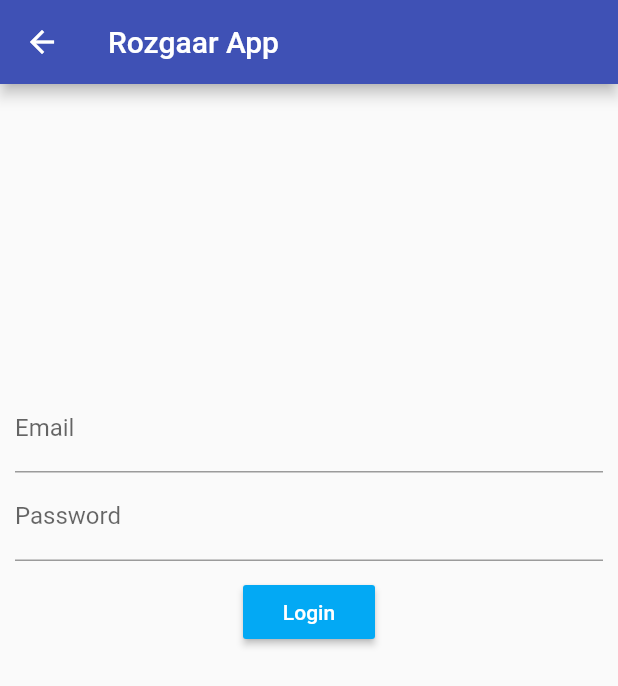
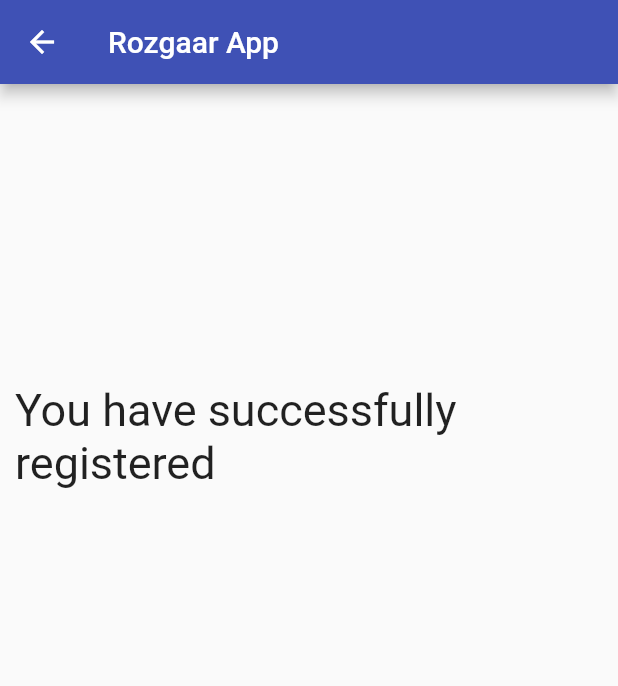
Before and after one commit to tanmay-sinha/open-innovation-rozgaar, a Flutter app: the LabourLogin screen opened directly, on a phone screen of 412 x 824 dp. Shown: the top 686 px of the screen. Run offline on Flutter 3.47's test engine with Material 2 defaults, Android fonts, the phone set to English and light mode, and no system bars; our stand-ins replace location.

Commit message:
Route changes and Modified screens

```diff
--- a/rozgaar/lib/Contractor/resultDisplay.dart
+++ b/rozgaar/lib/Contractor/resultDisplay.dart
@@ -1,6 +1,4 @@
 import 'package:flutter/material.dart';
-import 'package:http/http.dart';
-import 'dart:convert';
 
 class ResultDisplay extends StatefulWidget {
   var response;
--- a/rozgaar/lib/Labour/labour.dart
+++ b/rozgaar/lib/Labour/labour.dart
@@ -1,6 +1,5 @@
 import 'package:flutter/material.dart';
 import 'package:rozgaar/Labour/labour_register.dart';
-import 'package:rozgaar/Labour/labour_login.dart';
 
 class Labour extends StatelessWidget {
   @override
--- a/rozgaar/lib/Labour/labour_login.dart
+++ b/rozgaar/lib/Labour/labour_login.dart
@@ -1,6 +1,4 @@
-import 'dart:convert';
 import 'package:flutter/material.dart';
-import 'package:http/http.dart';
 
 class LabourLogin extends StatefulWidget {
   @override
@@ -12,8 +10,6 @@
 
   final formKey = GlobalKey<FormState>();
 
-  String _email, _password;
-
   @override
   Widget build(BuildContext context) {
     return Scaffold(
@@ -24,72 +20,12 @@
       body: Container(
 
         padding: EdgeInsets.fromLTRB(10.0, 200.0, 10.0, 50.0),
-        child: Form(
-          key: formKey,
-          child: Column(
-            children: <Widget>[
-              TextFormField(
-                decoration: InputDecoration(
-                  hintText: 'Enter your email containing @',
-                  labelText: 'Email',
-                ),
-                validator: (val){
-                  return val.contains('@') ? null : 'Email must contain @';
-                },
-                onSaved: (val){
-                  _email = val;
-                },
-              ),
-              TextFormField(
-                decoration: InputDecoration(
-                  labelText: 'Password',
-                  hintText: 'Enter your password more than 6 characters',
-                ),
-                validator: (val){
-                  return val.length >= 6 ? null : 'Password must contain more than 6 characters';
-                },
-                obscureText: true,
-                onSaved: (val){
-                  _password = val;
-                },
-              ),
-              SizedBox(
-                height: 10.0,
-              ),
-              RaisedButton(
-                textColor: Colors.white,
-                color: Colors.lightBlue,
-                padding: EdgeInsets.fromLTRB(9, 9, 9, 9),
-                splashColor: Colors.grey,
-                child: Text(
-                  'Login',
-                ),
-                onPressed: () async{
-                  if(formKey.currentState.validate()){
-                    formKey.currentState.save();
-                    print('Logged in, Email is $_email ; Password is $_password');
-                    Map data = {
-                      'email' : _email,
-                      'password' : _password
-                    };
-                    var jsonData = jsonEncode(data);
-                    print(jsonData);
-                    Response response = await post(
-                      'http://httpbin.org/post',
-                      body: jsonEncode(data),
-                    );
-                    print(response.body);
-                    print(response.statusCode);
-                    // Navigator.push(
-                    //   context,
-                    //   MaterialPageRoute(builder: (context) => LabourHome(response)),
-                    // );
-                  }
-                },
-              )
-            ],
+        child: Text(
+          'You have successfully registered',
+          style: TextStyle(
+            fontSize: 30.0,
           ),
-        )
+        ),
 
       ),
     );
--- a/rozgaar/lib/Labour/labour_register.dart
+++ b/rozgaar/lib/Labour/labour_register.dart
@@ -16,7 +16,7 @@
     'longitude': 0.0,
   };
   int _age;
-  String _contact_no;
+  String _contactNo;
   String skill = "";
 
   final _formKey = GlobalKey<FormState>();
@@ -96,7 +96,7 @@
                   return null;
                 },
                 onSaved: (val) {
-                  _contact_no = val;
+                  _contactNo = val;
                 },
               ),
               TextFormField(
@@ -187,7 +187,7 @@
                       'gender': _gender,
                       'location': _location,
                       'skills': _skill,
-                      'contact': _contact_no,
+                      'contact': _contactNo,
                     };
                     var jsonData = jsonEncode(data);
                     Response response = await post(
```
Also changed, not shown: 1 other file.
